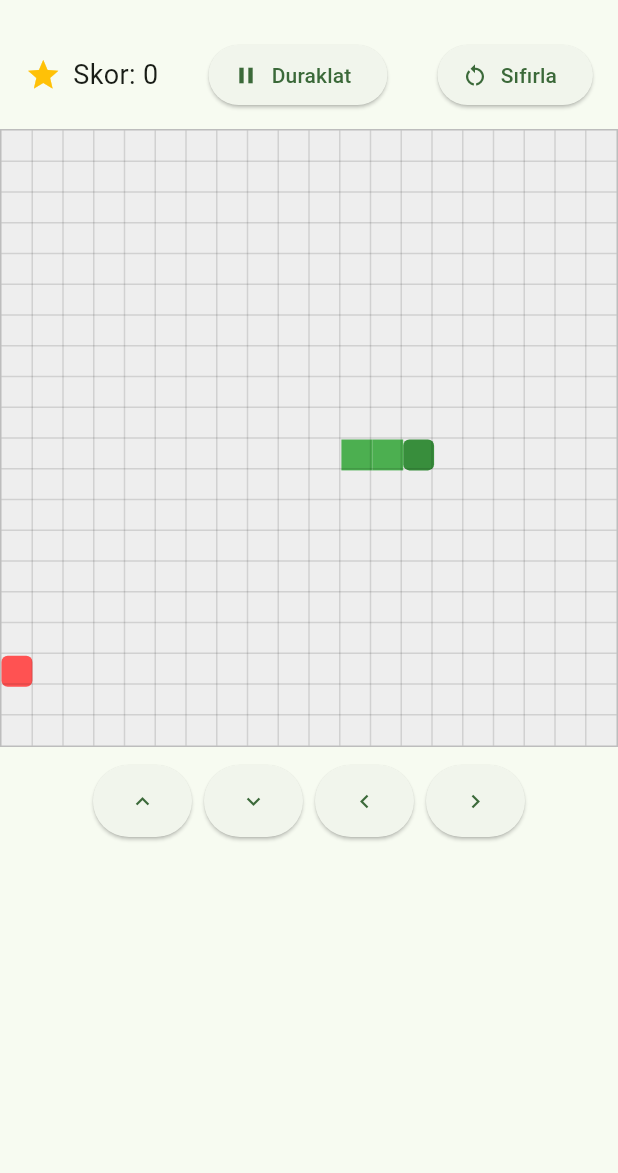
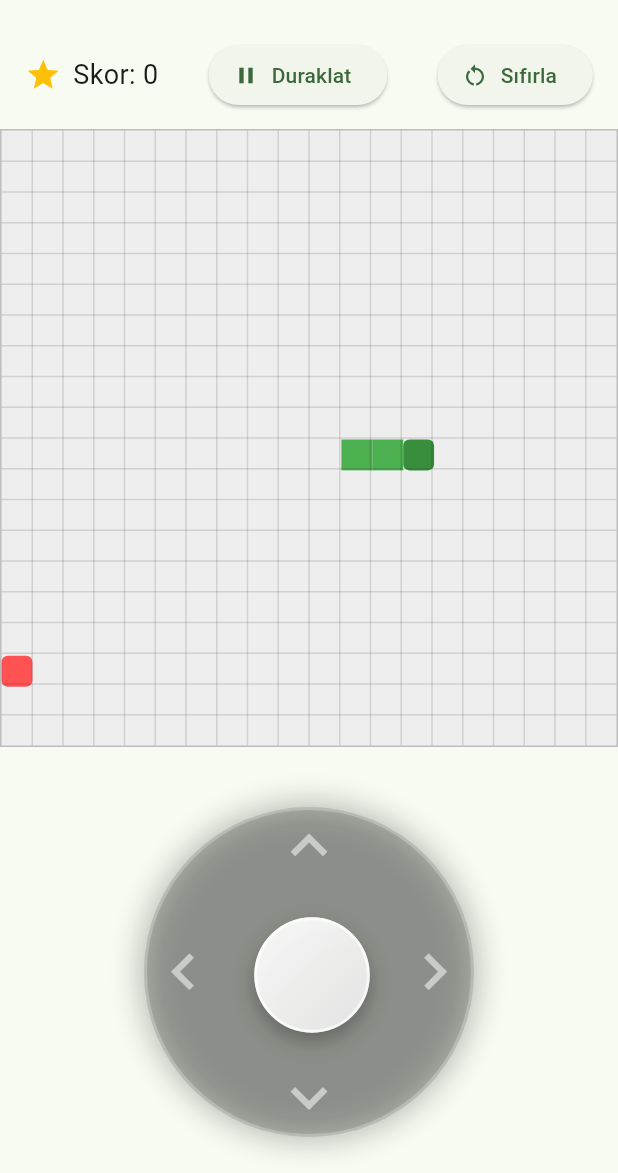
Before and after one commit to OttoJoe1128/benim_ilk_uygulamam, a Flutter app: the screen it shows after launch, after a tap on "Başlat", on a phone screen of 412 x 824 dp, the part 63-1236 px from its top. Run offline on Flutter 3.47's test engine with Material 3 defaults, Android fonts, the phone set to English and light mode, and no system bars.

Commit message:
Feat: Implement wrap-around and joystick controls
Co-authored-by: ocankazancioglu <ocankazancioglu@trakya.edu.tr>

```diff
--- a/lib/main.dart
+++ b/lib/main.dart
@@ -121,10 +121,17 @@ class _SnakeGamePageState extends State<SnakeGamePage> {
         break;
     }
 
-    final bool hitWall =
-        nextHead.x < 0 || nextHead.x >= numCols || nextHead.y < 0 || nextHead.y >= numRows;
+    // Wrap-around: move through walls and appear on the opposite side
+    int wrappedX = nextHead.x;
+    int wrappedY = nextHead.y;
+    if (wrappedX < 0) wrappedX = numCols - 1;
+    if (wrappedX >= numCols) wrappedX = 0;
+    if (wrappedY < 0) wrappedY = numRows - 1;
+    if (wrappedY >= numRows) wrappedY = 0;
+    nextHead = Point<int>(wrappedX, wrappedY);
+
     final bool hitSelf = snake.contains(nextHead);
-    if (hitWall || hitSelf) {
+    if (hitSelf) {
       _stop();
       _showGameOver();
       return;
@@ -191,7 +198,9 @@ class _SnakeGamePageState extends State<SnakeGamePage> {
           final double gridSize = min(constraints.maxWidth, constraints.maxHeight - 120);
           final double cellSize = gridSize / numCols;
 
-          return Column(
+          return Stack(
+            children: <Widget>[
+              Column(
                 children: <Widget>[
                   Padding(
                     padding: const EdgeInsets.symmetric(vertical: 12),
@@ -230,13 +239,11 @@ class _SnakeGamePageState extends State<SnakeGamePage> {
                         ),
                         child: Stack(
                           children: <Widget>[
-                        // Food
                             Positioned(
                               left: food.x * cellSize,
                               top: food.y * cellSize,
                               child: _buildCell(cellSize, Colors.redAccent, rounded: true),
                             ),
-                        // Snake
                             ...snake.map((Point<int> p) {
                               final bool isHead = p == snake.first;
                               return Positioned(
@@ -249,7 +256,6 @@ class _SnakeGamePageState extends State<SnakeGamePage> {
                                 ),
                               );
                             }),
-                        // Grid overlay (optional subtle lines)
                             CustomPaint(
                               size: Size(gridSize, gridSize),
                               painter: _GridPainter(numRows: numRows, numCols: numCols),
@@ -259,19 +265,21 @@ class _SnakeGamePageState extends State<SnakeGamePage> {
                       ),
                     ),
                   ),
-              const SizedBox(height: 12),
-              Wrap(
-                alignment: WrapAlignment.center,
-                spacing: 8,
-                runSpacing: 8,
-                children: <Widget>[
-                  _controlButton(Icons.keyboard_arrow_up, () => _changeDirection(MoveDirection.up)),
-                  _controlButton(Icons.keyboard_arrow_down, () => _changeDirection(MoveDirection.down)),
-                  _controlButton(Icons.keyboard_arrow_left, () => _changeDirection(MoveDirection.left)),
-                  _controlButton(Icons.keyboard_arrow_right, () => _changeDirection(MoveDirection.right)),
                 ],
               ),
-              const SizedBox(height: 12),
+              Positioned(
+                left: 0,
+                right: 0,
+                bottom: 24,
+                child: Center(
+                  child: _Joystick(
+                    size: min(220, constraints.maxWidth * 0.6),
+                    onDirectionChanged: (MoveDirection? dir) {
+                      if (dir != null) _changeDirection(dir);
+                    },
+                  ),
+                ),
+              ),
             ],
           );
         },
@@ -295,6 +303,130 @@ class _SnakeGamePageState extends State<SnakeGamePage> {
       style: ElevatedButton.styleFrom(minimumSize: const Size(48, 48)),
       onPressed: onPressed,
       child: Icon(icon),
+    );
+  }
+}
+
+class _Joystick extends StatefulWidget {
+  const _Joystick({required this.size, required this.onDirectionChanged});
+
+  final double size;
+  final void Function(MoveDirection? direction) onDirectionChanged;
+
+  @override
+  State<_Joystick> createState() => _JoystickState();
+}
+
+class _JoystickState extends State<_Joystick> {
+  late double _radius;
+  Offset _knob = Offset.zero; // relative to center
+
+  @override
+  void initState() {
+    super.initState();
+    _radius = widget.size / 2.2; // some padding inside base
+  }
+
+  void _updateKnob(Offset localPosition) {
+    final Offset center = Offset(widget.size / 2, widget.size / 2);
+    Offset delta = localPosition - center;
+    if (delta.distance > _radius) {
+      delta = Offset.fromDirection(delta.direction, _radius);
+    }
+    setState(() => _knob = delta);
+
+    // Deadzone to avoid jitter
+    if (delta.distance < _radius * 0.25) {
+      widget.onDirectionChanged(null);
+      return;
+    }
+
+    final double dx = delta.dx;
+    final double dy = delta.dy;
+    // Determine dominant axis for cardinal direction
+    if (dx.abs() > dy.abs()) {
+      widget.onDirectionChanged(dx > 0 ? MoveDirection.right : MoveDirection.left);
+    } else {
+      widget.onDirectionChanged(dy > 0 ? MoveDirection.down : MoveDirection.up);
+    }
+  }
+
+  void _resetKnob() {
+    setState(() => _knob = Offset.zero);
+    widget.onDirectionChanged(null);
+  }
+
+  @override
+  Widget build(BuildContext context) {
+    final double baseSize = widget.size;
+    final double knobSize = baseSize * 0.35;
+
+    return IgnorePointer(
+      ignoring: false,
+      child: Opacity(
+        opacity: 0.9,
+        child: Container(
+          width: baseSize,
+          height: baseSize,
+          decoration: BoxDecoration(
+            shape: BoxShape.circle,
+            color: Colors.black.withOpacity(0.25),
+            boxShadow: <BoxShadow>[
+              BoxShadow(color: Colors.black.withOpacity(0.3), blurRadius: 18, spreadRadius: 2),
+            ],
+            border: Border.all(color: Colors.white24, width: 2),
+          ),
+          child: GestureDetector(
+            behavior: HitTestBehavior.opaque,
+            onPanStart: (DragStartDetails d) => _updateKnob(d.localPosition),
+            onPanUpdate: (DragUpdateDetails d) => _updateKnob(d.localPosition),
+            onPanEnd: (_) => _resetKnob(),
+            onPanCancel: _resetKnob,
+            child: Stack(
+              children: <Widget>[
+                // Direction hints
+                Align(
+                  alignment: Alignment.topCenter,
+                  child: Icon(Icons.keyboard_arrow_up, color: Colors.white54, size: baseSize * 0.22),
+                ),
+                Align(
+                  alignment: Alignment.bottomCenter,
+                  child: Icon(Icons.keyboard_arrow_down, color: Colors.white54, size: baseSize * 0.22),
+                ),
+                Align(
+                  alignment: Alignment.centerLeft,
+                  child: Icon(Icons.keyboard_arrow_left, color: Colors.white54, size: baseSize * 0.22),
+                ),
+                Align(
+                  alignment: Alignment.centerRight,
+                  child: Icon(Icons.keyboard_arrow_right, color: Colors.white54, size: baseSize * 0.22),
+                ),
+                // Knob
+                Positioned(
+                  left: (baseSize - knobSize) / 2 + _knob.dx,
+                  top: (baseSize - knobSize) / 2 + _knob.dy,
+                  child: Container(
+                    width: knobSize,
+                    height: knobSize,
+                    decoration: BoxDecoration(
+                      shape: BoxShape.circle,
+                      gradient: LinearGradient(
+                        colors: <Color>[Colors.white.withOpacity(0.95), Colors.grey.shade300],
+                        begin: Alignment.topLeft,
+                        end: Alignment.bottomRight,
+                      ),
+                      boxShadow: <BoxShadow>[
+                        BoxShadow(color: Colors.black.withOpacity(0.35), blurRadius: 12, offset: const Offset(0, 6)),
+                      ],
+                      border: Border.all(color: Colors.white70, width: 2),
+                    ),
+                  ),
+                ),
+              ],
+            ),
+          ),
+        ),
+      ),
     );
   }
 }
```
Lines whose indentation alone changed are shown as unchanged.
